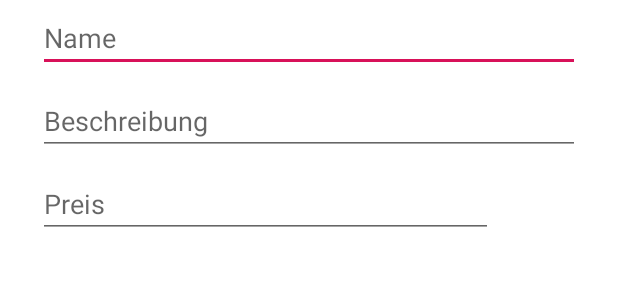
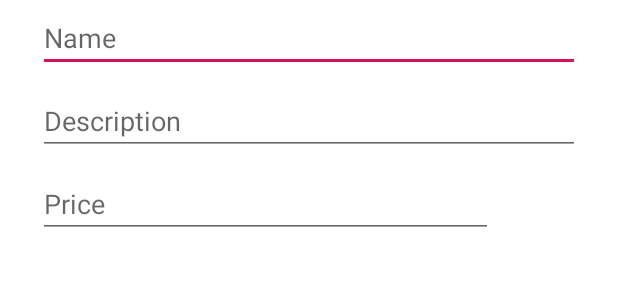
Before and after one commit to takarj/Toilets, an Android app: the layout bottomsheet_layout.xml on its own in the app's theme, with its tools: preview values and no code run, on a phone screen of 412 x 824 dp. Shown: the part 124-407 px from the top of the screen. Run offline under Robolectric (Android 15) with nearby library versions, the phone set to English and light mode, and no system bars.

Commit message:
Toilets YAY

```diff
--- a/app/src/main/res/layout/bottomsheet_layout.xml
+++ b/app/src/main/res/layout/bottomsheet_layout.xml
@@ -102,11 +102,11 @@
                 android:layout_gravity="center"
                 android:layout_marginTop="10dp"
                 android:layout_weight="1"
-                android:hint="Beschreibung"
+                android:hint="Description"
                 android:inputType="textMultiLine|textCapSentences"
-                android:minLines="1"
+                android:maxLength="200"
                 android:maxLines="7"
-                android:maxLength="200" />
+                android:minLines="1" />
 
             <LinearLayout
                 android:layout_width="match_parent"
@@ -122,7 +122,7 @@
                     android:layout_gravity="center"
                     android:layout_weight="1"
                     android:gravity="start"
-                    android:hint="Preis"
+                    android:hint="Price"
                     android:inputType="numberDecimal"
                     android:maxLines="1" />
 
```
